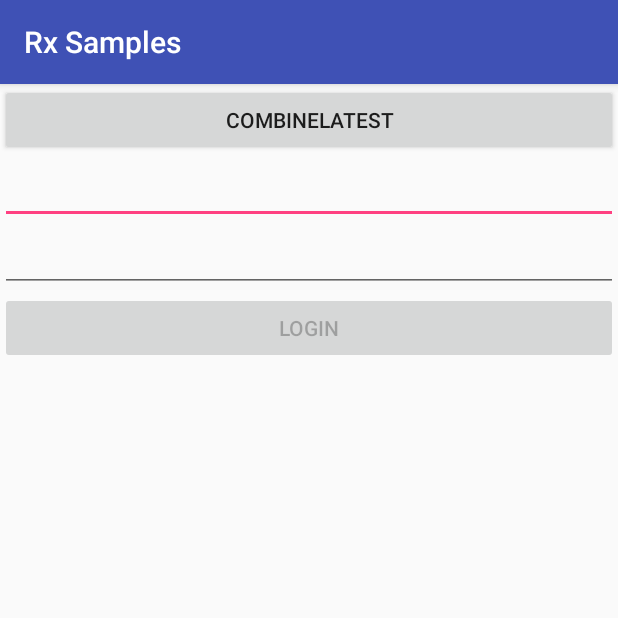
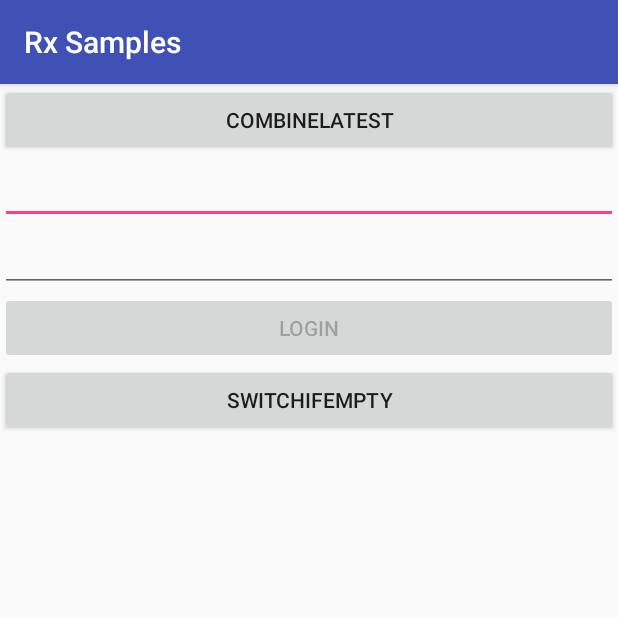
Before and after one commit to MaksimDmitriev/Rx-Java-Samples, an Android app: the screen it shows after launch (MainActivity), on a phone screen of 412 x 824 dp, the top half of it. Run offline under Robolectric (Android 15) with nearby library versions, the phone set to English and light mode, and no system bars; our stand-ins replace RxJava; libraries missing offline, so code that uses them is left out: com.jakewharton.rxbinding2; 1 statement that could not run was skipped.

Commit message:
Add switchIfEmpty

```diff
--- a/app/src/main/java/ru/sample/LocalRepo.kt
+++ b/app/src/main/java/ru/sample/LocalRepo.kt
@@ -3,6 +3,8 @@ package ru.sample
 import io.reactivex.Observable
 
 class LocalRepo : Repo {
+
+    override fun getRawData() = Observable.just("local string")
 
     override fun getData(): Observable<Data> {
         return Observable.just(
--- a/app/src/main/java/ru/sample/NetworkRepo.kt
+++ b/app/src/main/java/ru/sample/NetworkRepo.kt
@@ -3,6 +3,8 @@ package ru.sample
 import io.reactivex.Observable
 
 class NetworkRepo : Repo {
+
+    override fun getRawData(): Observable<String> = Observable.empty<String>()
 
     override fun getData(): Observable<Data> {
         return Observable.just(
--- a/app/src/main/java/ru/sample/Repo.kt
+++ b/app/src/main/java/ru/sample/Repo.kt
@@ -5,4 +5,6 @@ import io.reactivex.Observable
 interface Repo {
 
     fun getData() : Observable<Data>
+
+    fun getRawData() : Observable<String>
 }
--- a/app/src/main/res/layout/activity_main.xml
+++ b/app/src/main/res/layout/activity_main.xml
@@ -32,4 +32,10 @@
         android:enabled="false"
         android:text="login" />
 
+    <Button
+        android:id="@+id/switchIfEmpty"
+        android:layout_width="match_parent"
+        android:layout_height="wrap_content"
+        android:text="switchIfEmpty" />
+
 </LinearLayout>
```
Also changed, not shown: app/src/main/java/ru/sample/MainActivity.kt (+10 -0 lines).
